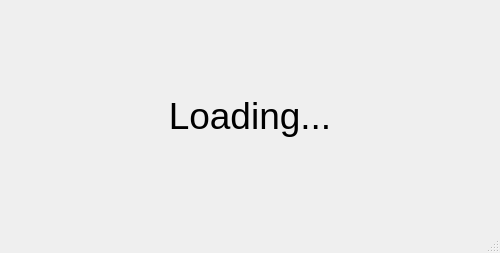
Qt form src/gui/main_window.ui (meichthys/sword_drill) before a commit.
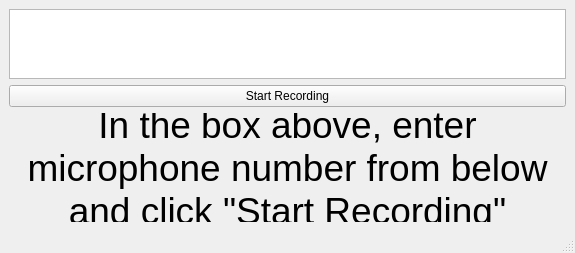
The same form after that commit.

Patch:
```diff
--- a/src/gui/main_window.ui
+++ b/src/gui/main_window.ui
@@ -6,21 +6,25 @@
    <rect>
     <x>0</x>
     <y>0</y>
-    <width>500</width>
+    <width>575</width>
     <height>253</height>
    </rect>
   </property>
-  <property name="maximumSize">
-   <size>
-    <width>500</width>
-    <height>500</height>
-   </size>
-  </property>
   <property name="windowTitle">
    <string>MainWindow</string>
   </property>
   <widget class="QWidget" name="centralwidget">
    <layout class="QVBoxLayout" name="verticalLayout">
+    <item>
+     <widget class="QPlainTextEdit" name="ui_mic_number"/>
+    </item>
+    <item>
+     <widget class="QPushButton" name="ui_start">
+      <property name="text">
+       <string>Start Recording</string>
+      </property>
+     </widget>
+    </item>
     <item>
      <widget class="QLabel" name="ui_label">
       <property name="font">
@@ -29,7 +33,7 @@
        </font>
       </property>
       <property name="text">
-       <string>Loading...</string>
+       <string>In the box above, enter microphone number from below and click &quot;Start Recording&quot;</string>
       </property>
       <property name="textFormat">
        <enum>Qt::PlainText</enum>
```
